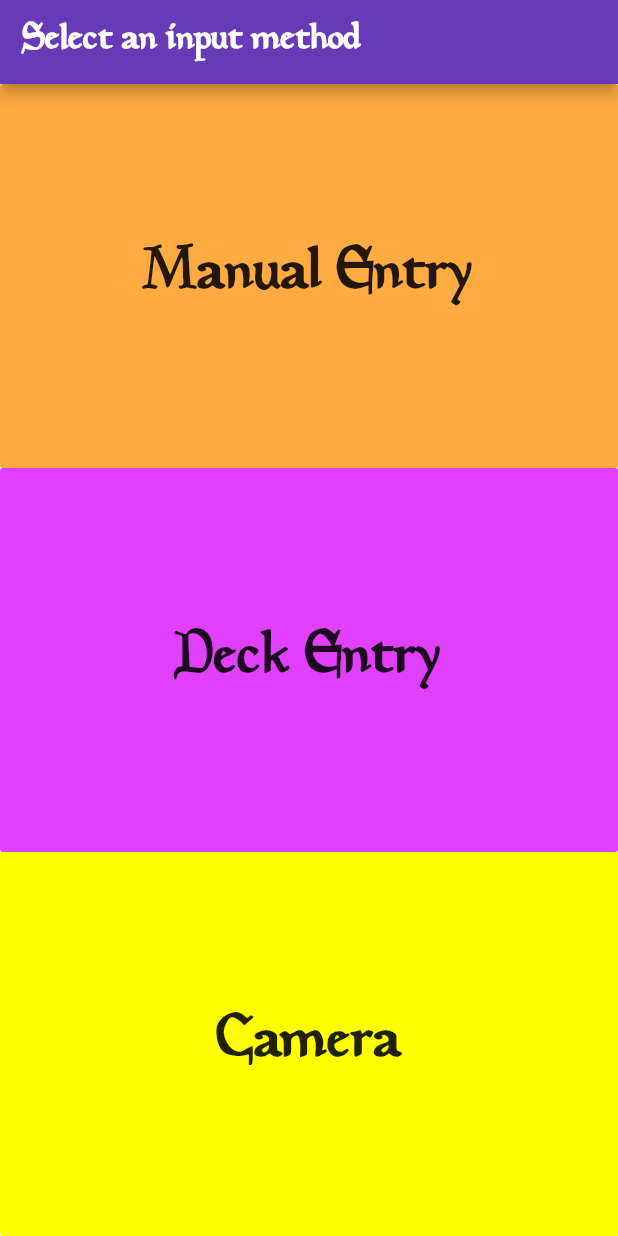
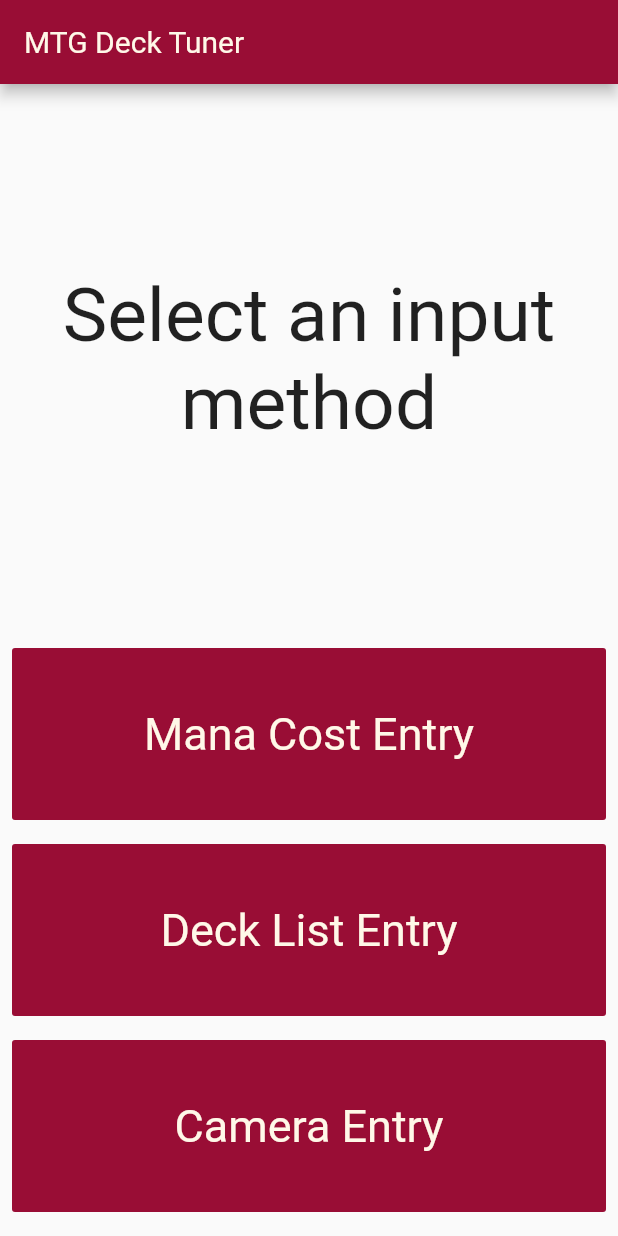
Before and after one commit to TNT670/seniordesign-mtg, a Flutter app: the screen it shows after launch, on a phone screen of 412 x 824 dp. Run offline on Flutter 3.47's test engine with Material 2 defaults, Android fonts, the phone set to English and light mode, and no system bars; our stand-ins replace flutter_svg, image_picker, implicitly_animated_reorderable_list, permission_handler, tuple; missing offline and left inert: flutter_mobile_vision, starflut, tesseract_ocr.

Commit message:
Updated the UI in most of the app. Still needs polish.

```diff
--- a/mtg_slo/lib/main.dart
+++ b/mtg_slo/lib/main.dart
@@ -13,6 +13,22 @@
 import 'package:mtg_slo/screens/text_entry_screen/text_entry_screen.dart';
 import 'package:mtg_slo/screens/text_entry_screen/text_entry_processing.dart';
 import 'package:mtg_slo/screens/deck_view_screen/deck_view_screen.dart';
+
+Map<int, Color> color =
+{
+  50:Color.fromRGBO(136,14,79, .1),
+  100:Color.fromRGBO(136,14,79, .2),
+  200:Color.fromRGBO(136,14,79, .3),
+  300:Color.fromRGBO(136,14,79, .4),
+  400:Color.fromRGBO(136,14,79, .5),
+  500:Color.fromRGBO(136,14,79, .6),
+  600:Color.fromRGBO(136,14,79, .7),
+  700:Color.fromRGBO(136,14,79, .8),
+  800:Color.fromRGBO(136,14,79, .9),
+  900:Color.fromRGBO(136,14,79, 1),
+};
+
+MaterialColor colorCustom = MaterialColor(0xff990d35, color);
 
 void main() {
   runApp(
@@ -34,7 +50,7 @@
     return MaterialApp(
       title: 'MTG: SLO',
       theme: ThemeData(
-        primarySwatch: Colors.deepPurple
+        primarySwatch: colorCustom,
       ),
       initialRoute: '/input',
       routes: {
--- a/mtg_slo/lib/screens/camera_screen/camera.dart
+++ b/mtg_slo/lib/screens/camera_screen/camera.dart
@@ -120,7 +120,7 @@
                 text: TextSpan(
                     text: "Computer Vision",
                     style: TextStyle(
-                        fontFamily: 'Magic', color: Colors.white, fontSize: 25.0, fontWeight: FontWeight.bold,
+                      color: Color(0xffFFF8E8), fontSize: 20.0,
                     )
                 )
             ),
--- a/mtg_slo/lib/screens/deck_view_screen/deck_view_screen.dart
+++ b/mtg_slo/lib/screens/deck_view_screen/deck_view_screen.dart
@@ -68,10 +68,8 @@
           text: TextSpan(
             text: "Text Entry",
             style: TextStyle(
-              fontFamily: 'Magic',
-              color: Colors.white,
+              color: Color(0xffFFF8E8),
               fontSize: 25.0,
-              fontWeight: FontWeight.bold,
             )
           )
         ),
@@ -123,6 +121,7 @@
         // deckStates.clear();
         Navigator.pushNamed(context, '/results');
       },
+      backgroundColor: Color(0xff990d35),
       label: Text('Next'),
       icon: Icon(Icons.arrow_forward),
     )
--- a/mtg_slo/lib/screens/format_selection_screen/format_selection_screen.dart
+++ b/mtg_slo/lib/screens/format_selection_screen/format_selection_screen.dart
@@ -24,6 +24,7 @@
           mainAxisAlignment: MainAxisAlignment.spaceEvenly,
           crossAxisAlignment: CrossAxisAlignment.stretch,
           children: [
+            SizedBox(height: 10),
             Expanded(
               flex: 1,
               child: FlatButton(
@@ -43,6 +44,7 @@
                 ),
               ),
             ),
+            SizedBox(height: 10),
             Expanded(
               flex: 1,
               child: FlatButton(
@@ -62,6 +64,7 @@
                 ),
               ),
             ),
+            SizedBox(height: 10),
             Expanded(
               flex: 1,
               child: FlatButton(
@@ -81,6 +84,7 @@
                 ),
               ),
             ),
+            SizedBox(height: 10),
           ]
       ),
     );
--- a/mtg_slo/lib/screens/input_method_screen/input_method_screen.dart
+++ b/mtg_slo/lib/screens/input_method_screen/input_method_screen.dart
@@ -53,11 +53,12 @@
     final deckStates = Provider.of<DeckStates>(context);
     return Scaffold(
       appBar: AppBar(
+        backgroundColor: Color(0xff990d35),
         title: RichText(
             text: TextSpan(
-                text: "Select an input method",
+                text: "MTG Deck Tuner",
                 style: TextStyle(
-                  fontFamily: 'Magic', color: Colors.white, fontSize: 25.0, fontWeight: FontWeight.bold,
+                  color: Color(0xffFFF8E8), fontSize: 20.0,
                 )
             )
         ),
@@ -66,60 +67,79 @@
           mainAxisAlignment: MainAxisAlignment.spaceEvenly,
           crossAxisAlignment: CrossAxisAlignment.stretch,
           children: [
+            SizedBox(height: 125),
+            Text("Select an input method",
+              textAlign: TextAlign.center,
+              style: new TextStyle(
+                fontSize: 50.0,
+              ),
+            ),
+            SizedBox(height: 125),
             Expanded(
               flex: 1,
+              child: Padding(
+                padding: EdgeInsets.all(8),
                 child: FlatButton(
-                color: Colors.orangeAccent,
+                  color: Color(0xff990d35),
                   onPressed: () {
                     deckStates.clear(); // TODO: maybe move this to clear only when the deck's color identity changes?
                     Navigator.pushNamed(context, '/mana');
                   },
                   child: RichText(
                       text: TextSpan(
-                    text: "Manual Entry",
+                          text: "Mana Cost Entry",
                           style: TextStyle(
-                      fontFamily: 'Magic', color: Colors.black87,
-                      fontSize: 40.0, fontWeight: FontWeight.bold,
+                            color: Color(0xFFFFF8E8), fontSize: 30.0,
                           )
                       )
                   ),
                 ),
               ),
+            ),
+            //SizedBox(height: 10),
             Expanded(
               flex: 1,
+              child: Padding(
+                padding: EdgeInsets.all(8),
                 child: FlatButton(
-                color: Colors.purpleAccent,
+                  color: Color(0xff990d35),
                   onPressed: () {
                     deckStates.clear();
                     Navigator.pushNamed(context, '/text');
                   },
                   child: RichText(
                       text: TextSpan(
-                        text: "Deck Entry",
+                          text: "Deck List Entry",
                           style: TextStyle(
-                          fontFamily: 'Magic', color: Colors.black87, fontSize: 40.0, fontWeight: FontWeight.bold,
+                            color: Color(0xFFFFF8E8), fontSize: 30.0,
                           )
                       )
                   ),
                 ),
               ),
+            ),
+            //SizedBox(height: 10),
             Expanded(
               flex: 1,
+              child: Padding(
+                padding: EdgeInsets.all(8),
                 child: FlatButton(
-                color: Colors.yellowAccent,
+                  color: Color(0xff990d35),
                   onPressed: () {
                     _askPermission(); // TODO: go to camera screen when permission is accepted
                   },
                   child: RichText(
                       text: TextSpan(
-                        text: "Camera",
+                          text: "Camera Entry",
                           style: TextStyle(
-                          fontFamily: 'Magic', color: Colors.black87, fontSize: 40.0, fontWeight: FontWeight.bold,
+                            color: Color(0xFFFFF8E8), fontSize: 30.0,
                           )
                       )
                   ),
                 ),
               ),
+            ),
+            SizedBox(height: 8),
           ]
       ),
     );
--- a/mtg_slo/lib/screens/mana_selection_screen/mana_selection_screen.dart
+++ b/mtg_slo/lib/screens/mana_selection_screen/mana_selection_screen.dart
@@ -33,7 +33,7 @@
                 text: TextSpan(
                   text: "Choose your color identity",
                   style: TextStyle(
-                    fontFamily: 'Magic', color: Colors.black87, fontSize: 35.0, fontWeight: FontWeight.bold,
+                    color: Colors.black87, fontSize: 30.0,
                   )
                 )
               )
@@ -65,6 +65,7 @@
             Navigator.pushNamed(context, '/manual');
           }
         },
+        backgroundColor: Color(0xff990d35),
         label: Text('Next'),
         icon: Icon(Icons.arrow_forward),
         // backgroundColor: Colors.deepPurple
--- a/mtg_slo/lib/screens/results_screen/results_screen.dart
+++ b/mtg_slo/lib/screens/results_screen/results_screen.dart
@@ -40,10 +40,7 @@
             text: TextSpan(
                 text: "Results",
                 style: TextStyle(
-                  fontFamily: 'Magic',
-                  color: Colors.white,
-                  fontSize: 25.0,
-                  fontWeight: FontWeight.bold,
+                  color: Color(0xffFFF8E8), fontSize: 20.0,
                 )
             )
         ),
```
Also changed, not shown: mtg_slo/lib/screens/text_entry_screen/text_entry_screen.dart (+9 -5 lines), mtg_slo/pubspec.lock. Lines whose indentation alone changed are shown as unchanged.
